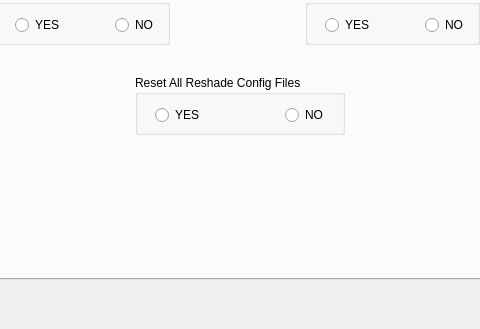
ddc/ReShadeUtils, file src/ui/main.ui: the form before one commit; both pictures show x 237 to 717 and y 371 to 700 of the 950 by 700 pixel window.
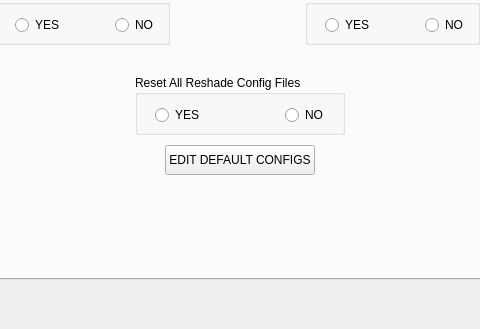
The form after the commit. The open tabs and pages were chosen to show the change.

Patch:
```diff
--- a/src/ui/main.ui
+++ b/src/ui/main.ui
@@ -632,6 +632,40 @@
       </property>
      </widget>
     </widget>
+    <widget class="QPushButton" name="edit_default_config_button">
+     <property name="geometry">
+      <rect>
+       <x>380</x>
+       <y>450</y>
+       <width>150</width>
+       <height>30</height>
+      </rect>
+     </property>
+     <property name="sizePolicy">
+      <sizepolicy hsizetype="Minimum" vsizetype="Fixed">
+       <horstretch>0</horstretch>
+       <verstretch>0</verstretch>
+      </sizepolicy>
+     </property>
+     <property name="minimumSize">
+      <size>
+       <width>150</width>
+       <height>30</height>
+      </size>
+     </property>
+     <property name="maximumSize">
+      <size>
+       <width>150</width>
+       <height>30</height>
+      </size>
+     </property>
+     <property name="toolTip">
+      <string>Click to edit the game path</string>
+     </property>
+     <property name="text">
+      <string>EDIT DEFAULT CONFIGS</string>
+     </property>
+    </widget>
    </widget>
    <widget class="QWidget" name="about_tab">
     <attribute name="title">
```
Left out of the diff: 12 changed lines with no effect on the pictures.
